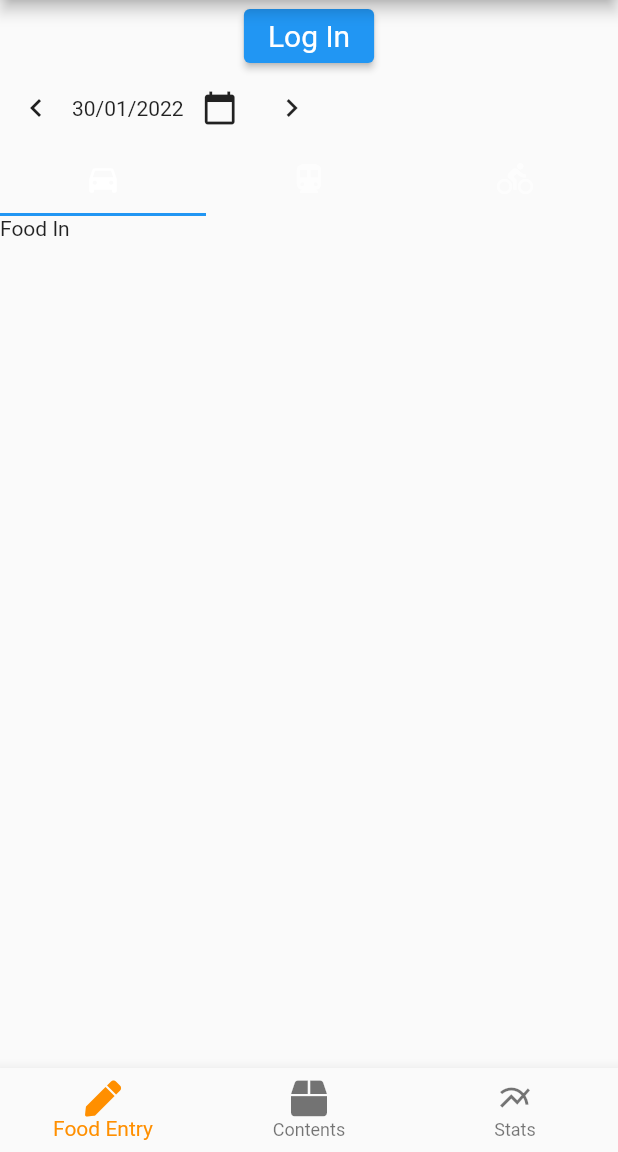
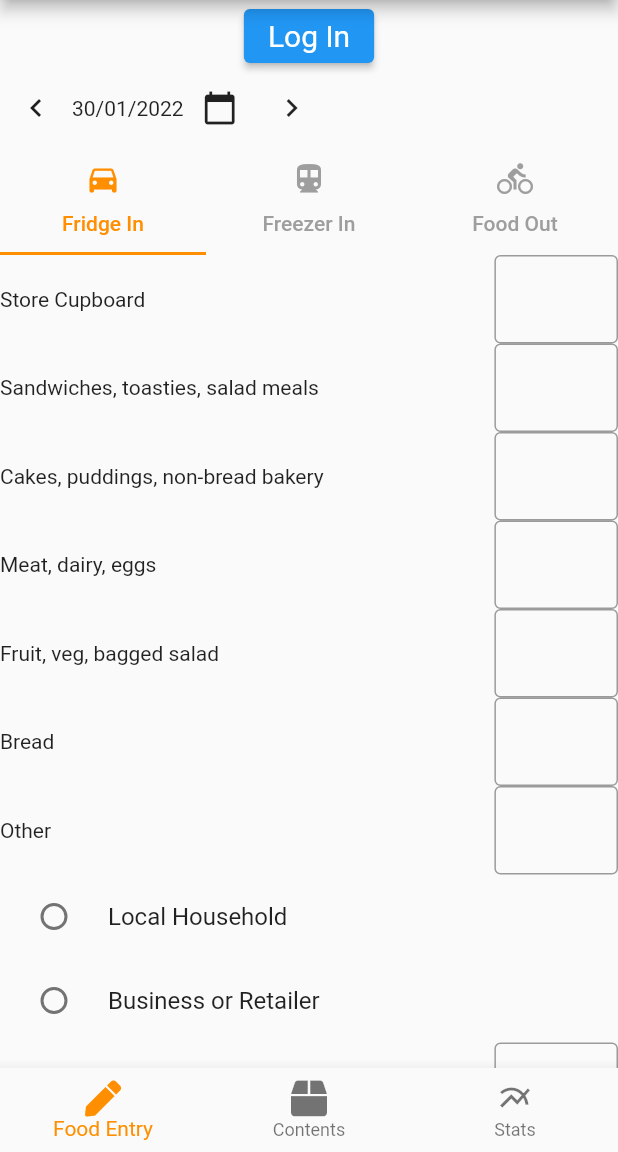
Before and after one commit to RebelliousUno/CommunityFridge, a Flutter app: the screen it shows after launch, on a phone screen of 412 x 824 dp, the part 84-1236 px from its top. Run offline on Flutter 3.47's test engine with Material 2 defaults, Android fonts, the phone set to English and light mode, and no system bars; our stand-ins replace font_awesome_flutter.

Commit message:
feat(): Fix scrolling

```diff
--- a/lib/food_entry.dart
+++ b/lib/food_entry.dart
@@ -1,4 +1,7 @@
+import 'package:community_fridge/app_model.dart';
 import 'package:flutter/material.dart';
+import 'package:flutter/services.dart';
+import 'package:provider/provider.dart';
 
 import 'date_widget.dart';
 
@@ -19,24 +22,129 @@ class _FoodEntryState extends State<FoodEntryWidget>
 
   @override
   Widget build(BuildContext context) {
-    return Column(mainAxisSize: MainAxisSize.max, children: [
-      DateWidget(),
-      Container(
-        child: TabBar(
-          controller: _controller,
-          tabs: [
-            Tab(icon: Icon(Icons.directions_car)),
-            Tab(icon: Icon(Icons.directions_transit)),
-            Tab(icon: Icon(Icons.directions_bike)),
-          ],
-        ),
-      ),
-      Container(
-          height: 300,
-          child: TabBarView(
+    return Column(
+        mainAxisSize: MainAxisSize.min,
+        mainAxisAlignment: MainAxisAlignment.spaceBetween,
+        children: [
+          DateWidget(),
+          TabBar(
             controller: _controller,
-            children: [Text('Food In'), Text('Freezer In'), Text('Food Out')],
+            unselectedLabelColor: Colors.grey,
+            labelColor: Colors.amber[800],
+            indicatorColor: Colors.amber[800],
+            tabs: [
+              Tab(
+                icon: Icon(Icons.directions_car),
+                text: "Fridge In",
+              ),
+              Tab(icon: Icon(Icons.directions_transit), text: "Freezer In"),
+              Tab(icon: Icon(Icons.directions_bike), text: "Food Out"),
+            ],
+          ),
+          Expanded( child: TabBarView(
+            controller: _controller,
+            children: [SingleChildScrollView(child:FridgeIn()), Text('Freezer In'), Text('Food Out')],
+          ))
+        ]);
+  }
+}
+
+/*
+--
+Date In (From the Date Widget on the model selectedDate
+--
+Store Cupboard
+Sandwiches/Toasties/Salad Meals
+Cakes, Pudding, non-bread bakery,
+Meat, Dairy, Eggs
+Fruit, Veg, Bagged Salad
+Bread,
+Other [Checkboxes allowing for multi select OR **text entry fields +ve integers**]
+--
+Local Household
+Business or Retailer [Radio Button]
+--
+Weight in grams [Text Entry Field - +ve Number]
+--
+Add Button
+
+ */
+class FridgeIn extends StatefulWidget {
+  @override
+  State<StatefulWidget> createState() => _FridgeInState();
+  final ButtonStyle style =
+      ElevatedButton.styleFrom(textStyle: const TextStyle(fontSize: 20));
+}
+
+class _FridgeInState extends State<FridgeIn> {
+  void submitEntry(AppModel model) {}
+  _FoodWho? _who;
+
+  void foodWhoRadioChanged(_FoodWho? value) {
+    setState(() {
+      _who = value;
+    });
+  }
+
+  @override
+  Widget build(BuildContext context) {
+    return Consumer<AppModel>(builder: (context, model, child) {
+      return Column(
+        children: [
+          FoodDescriptionWidget("Store Cupboard"),
+          FoodDescriptionWidget("Sandwiches, toasties, salad meals"),
+          FoodDescriptionWidget("Cakes, puddings, non-bread bakery"),
+          FoodDescriptionWidget("Meat, dairy, eggs"),
+          FoodDescriptionWidget("Fruit, veg, bagged salad"),
+          FoodDescriptionWidget("Bread"),
+          FoodDescriptionWidget("Other"),
+          RadioListTile<_FoodWho>(
+            title: const Text('Local Household'),
+            value: _FoodWho.household,
+            groupValue: _who,
+            onChanged: (_FoodWho? value) {
+              foodWhoRadioChanged(value);
+            },
+          ),
+          RadioListTile<_FoodWho>(
+            title: const Text('Business or Retailer'),
+            value: _FoodWho.retailer,
+            groupValue: _who,
+            onChanged: (_FoodWho? value) {
+              foodWhoRadioChanged(value);
+            },
+          ),
+          FoodDescriptionWidget("Weight in grams"),
+          ElevatedButton(
+              style: widget.style,
+              onPressed: () {
+                submitEntry(model);
+              },
+              child: Text("Submit"))
+        ],
+      );
+    });
+  }
+}
+
+class FoodDescriptionWidget extends StatelessWidget {
+  final String _foodDescription;
+
+  FoodDescriptionWidget(this._foodDescription);
+
+  @override
+  Widget build(BuildContext context) {
+    return Row(children: [
+      Expanded(flex: 8, child: Text(_foodDescription)),
+      Expanded(
+          flex: 2,
+          child: TextField(
+            inputFormatters: [FilteringTextInputFormatter.digitsOnly],
+            decoration: InputDecoration(border: OutlineInputBorder()),
+            keyboardType: TextInputType.number,
           )),
     ]);
   }
 }
+
+enum _FoodWho { household, retailer }
--- a/lib/main.dart
+++ b/lib/main.dart
@@ -6,8 +6,8 @@ import 'package:font_awesome_flutter/font_awesome_flutter.dart';
 import 'package:provider/provider.dart';
 
 void main() {
-  runApp(ChangeNotifierProvider(
-      create: (context) => AppModel(), child: MyApp()));
+  runApp(
+      ChangeNotifierProvider(create: (context) => AppModel(), child: MyApp()));
 }
 
 class MyApp extends StatelessWidget {
@@ -56,9 +56,9 @@ class _HomePageState extends State<HomePage> {
   static const TextStyle optionStyle =
       TextStyle(fontSize: 30, fontWeight: FontWeight.bold);
   static List<Widget> _widgetOptions = [
-    FoodEntryWidget(),
-    Text('Current Contents'),
-    Text('Stats')
+    Expanded(child: FoodEntryWidget()),
+    Expanded(child: Text('Current Contents')),
+    Expanded(child: Text('Stats'))
   ];
 
   void _onItemTapped(int index) {
@@ -85,20 +85,7 @@ class _HomePageState extends State<HomePage> {
         // Center is a layout widget. It takes a single child and positions it
         // in the middle of the parent.
         child: Column(
-          // Column is also a layout widget. It takes a list of children and
-          // arranges them vertically. By default, it sizes itself to fit its
-          // children horizontally, and tries to be as tall as its parent.
-          //
-          // Invoke "debug painting" (press "p" in the console, choose the
-          // "Toggle Debug Paint" action from the Flutter Inspector in Android
-          // Studio, or the "Toggle Debug Paint" command in Visual Studio Code)
-          // to see the wireframe for each widget.
-          //
-          // Column has various properties to control how it sizes itself and
-          // how it positions its children. Here we use mainAxisAlignment to
-          // center the children vertically; the main axis here is the vertical
-          // axis because Columns are vertical (the cross axis would be
-          // horizontal).
+          mainAxisSize: MainAxisSize.min,
           mainAxisAlignment: MainAxisAlignment.start,
           children: <Widget>[
             LoginWidget(),
```
